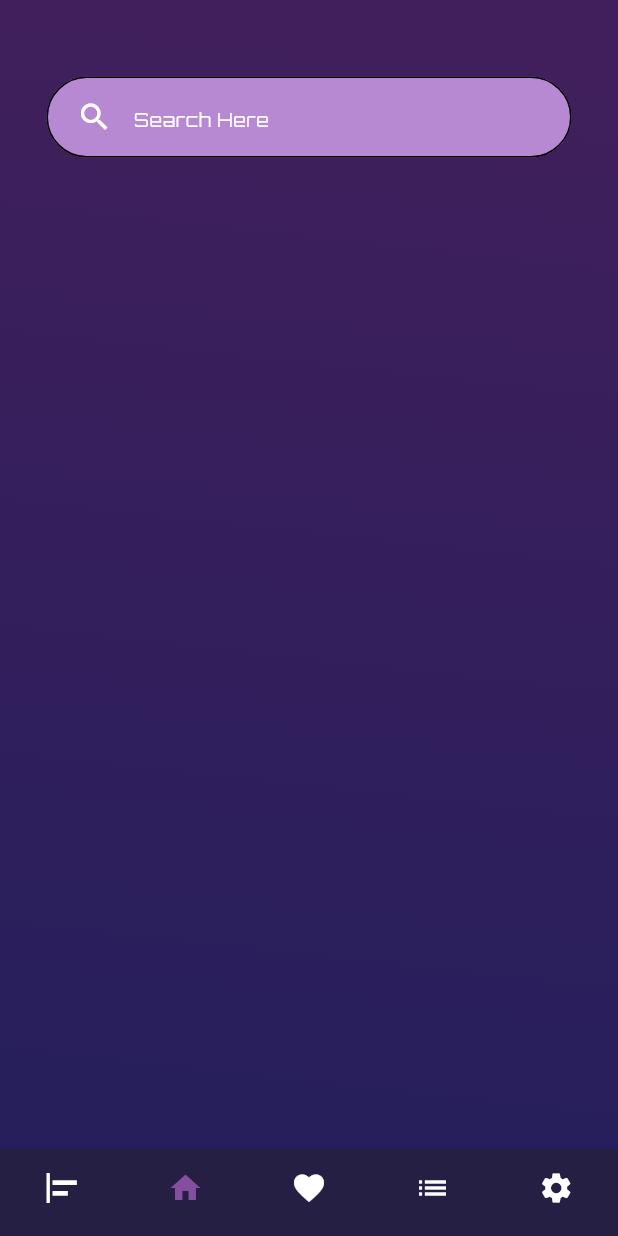
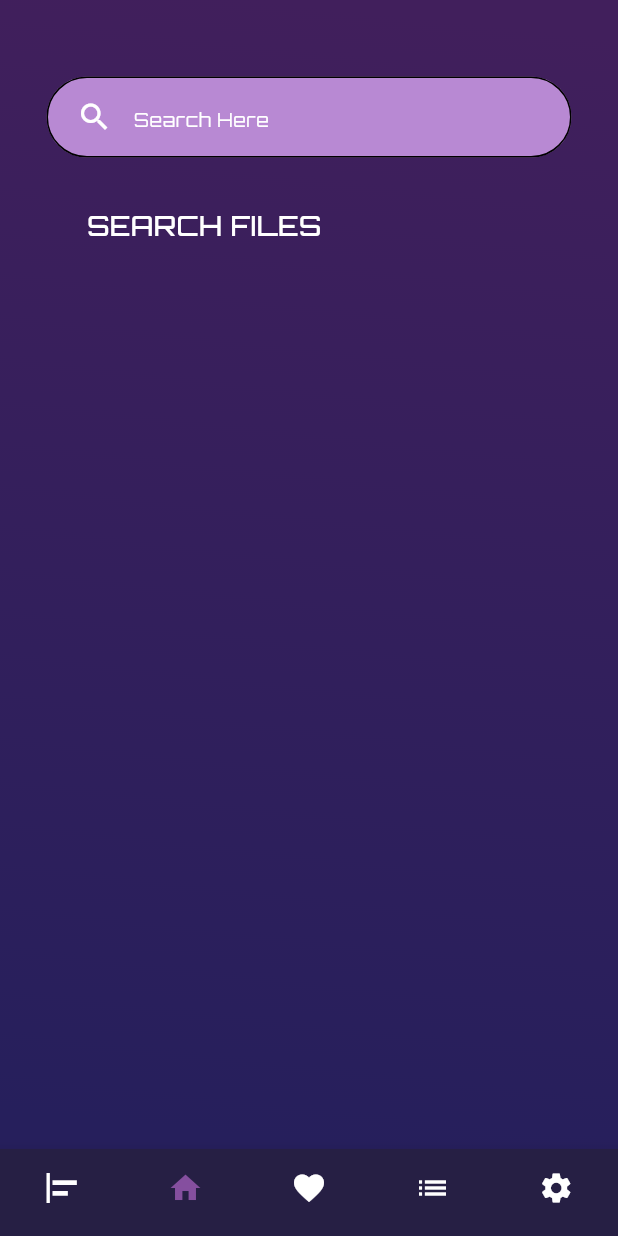
Before and after one commit to EngMohamed3382/music_app, a Flutter app: the MainHomeScreen screen opened by its route, item 2 of the bottom bar chosen, on a phone screen of 412 x 824 dp. Run offline on Flutter 3.47's test engine with Material 3 defaults, Android fonts, the phone set to English and light mode, and no system bars.

Commit message:
Part 18 design Home Page Part 8 Make Custom Title Home Page

```diff
--- a/lib/core/resources/font_managers.dart
+++ b/lib/core/resources/font_managers.dart
@@ -4,5 +4,6 @@ class FontsManagers{
 }
 class FontSizeManagers{
   static const double f12 = 12;
+  static const double f18 = 18;
   static const double f50 = 50;
 }
--- a/lib/core/resources/padding_value.dart
+++ b/lib/core/resources/padding_value.dart
@@ -2,6 +2,10 @@ class PaddingValue{
   static const double p10 =10;
   static const double p15 =15;
   static const double p20 =20;
+  static const double p31 =31;
+  static const double p32 =32;
+  static const double p51 =51;
+  static const double p58 =58;
   static const double p70 =70;
   static const double p78 =78;
 }
--- a/lib/core/resources/string_value.dart
+++ b/lib/core/resources/string_value.dart
@@ -4,4 +4,5 @@ class StringsValues {
   static const String music ="Music";
   static const String getStarted = "Get Started";
   static const String searchHere = "Search Here";
+  static const String searchFiles = "SEARCH FILES";
 }
--- a/lib/features/main_home/screens/home_page.dart
+++ b/lib/features/main_home/screens/home_page.dart
@@ -2,6 +2,7 @@ import 'package:flutter/material.dart';
 import 'package:music_app/core/resources/alignment_managers.dart';
 import 'package:music_app/core/resources/color_managers.dart';
 import 'package:music_app/features/main_home/widgets/custom_text_field_home_page.dart';
+import 'package:music_app/features/main_home/widgets/custom_title_home_page.dart';
 
 class HomePage extends StatelessWidget {
   const HomePage({super.key});
@@ -17,16 +18,14 @@ class HomePage extends StatelessWidget {
                 end: Alignment(
                     AlignmentManagersX.x_0_20, AlignmentManagersY.y0_98),
                 colors: [
-            ColorManagers.kPrimaryColor, ColorManagers.kDarkBlue
-          ])
-        ),
+              ColorManagers.kPrimaryColor,
+              ColorManagers.kDarkBlue
+            ])),
         child: Column(
+          crossAxisAlignment: CrossAxisAlignment.start,
           children: [
-            Padding(
-              padding: const EdgeInsets.only(top: 51,
-              right: 31, left: 31),
-              child: CustomTextFieldHomePage(),
-            )
+            CustomTextFieldHomePage(),
+            CustomTitleHomePage(),
           ],
         ),
       ),
--- a/lib/features/main_home/widgets/custom_text_field_home_page.dart
+++ b/lib/features/main_home/widgets/custom_text_field_home_page.dart
@@ -12,23 +12,31 @@ class CustomTextFieldHomePage extends StatelessWidget {
 
   @override
   Widget build(BuildContext context) {
-    return TextField(
+    return Padding(
+      padding: const EdgeInsets.only(
+          top: PaddingValue.p51,
+          right: PaddingValue.p31,
+          left: PaddingValue.p31),
+      child: TextField(
         decoration: InputDecoration(
             contentPadding: EdgeInsets.symmetric(vertical: PaddingValue.p15),
             hintText: StringsValues.searchHere,
-          hintStyle: TextStyle(color: ColorManagers.kWhite, fontSize: FontSizeManagers.f12),
+            hintStyle: TextStyle(
+                color: ColorManagers.kWhite, fontSize: FontSizeManagers.f12),
             prefixIcon: Padding(
-            padding: const EdgeInsets.only(left: PaddingValue.p20, right: PaddingValue.p10),
-            child: Icon(Icons.search, color: ColorManagers.kWhite,),
+              padding: const EdgeInsets.only(
+                  left: PaddingValue.p20, right: PaddingValue.p10),
+              child: Icon(
+                Icons.search,
+                color: ColorManagers.kWhite,
+              ),
             ),
             filled: true,
             fillColor: ColorManagers.kLightPurple,
             border: OutlineInputBorder(
-              borderRadius: BorderRadius.circular(RadiusValuesManagers.r50)
-          ),
+                borderRadius: BorderRadius.circular(RadiusValuesManagers.r50)),
             enabledBorder: OutlineInputBorder(
-              borderRadius: BorderRadius.circular(RadiusValuesManagers.r50)
-          )
+                borderRadius: BorderRadius.circular(RadiusValuesManagers.r50))),
       ),
     );
   }
--- /dev/null
+++ b/lib/features/main_home/widgets/custom_title_home_page.dart
@@ -0,0 +1,28 @@
+import 'package:flutter/material.dart';
+import 'package:music_app/core/resources/color_managers.dart';
+import 'package:music_app/core/resources/font_managers.dart';
+import 'package:music_app/core/resources/padding_value.dart';
+import 'package:music_app/core/resources/string_value.dart';
+
+class CustomTitleHomePage extends StatelessWidget {
+  const CustomTitleHomePage({
+    super.key,
+  });
+
+  @override
+  Widget build(BuildContext context) {
+    return Padding(
+      padding: const EdgeInsets.only(
+          left: PaddingValue.p58,
+          top: PaddingValue.p32,
+          right: PaddingValue.p58),
+      child: Text(
+        StringsValues.searchFiles,
+        style: TextStyle(
+            color: ColorManagers.kWhite,
+            fontWeight: FontWeight.w500,
+            fontSize: FontSizeManagers.f18),
+      ),
+    );
+  }
+}
```
Lines whose indentation alone changed are shown as unchanged.
